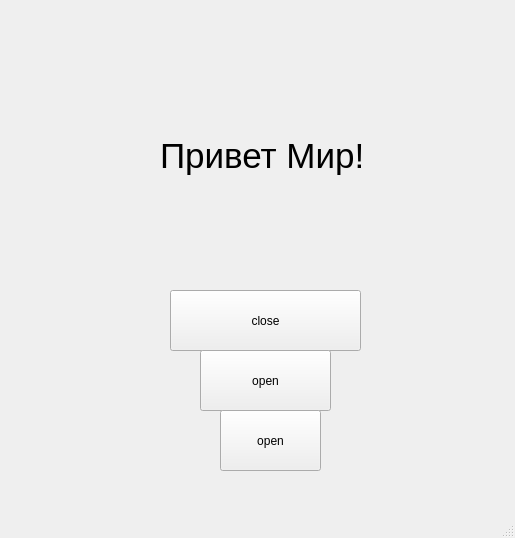
zarnii/dot-game, file main_form.ui: the form before one commit.
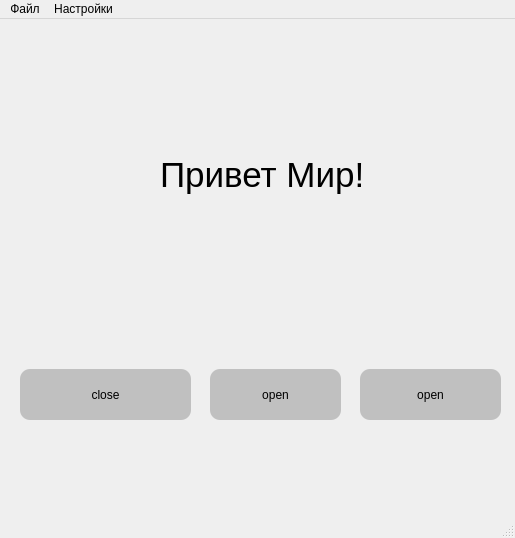
The form after the commit.

```diff
--- a/main_form.ui
+++ b/main_form.ui
@@ -13,6 +13,16 @@
   <property name="windowTitle">
    <string>Моя игра</string>
   </property>
+  <property name="styleSheet">
+   <string notr="true">QPushButton{
+background-color: silver;
+border-radius:10;
+}
+
+QPushButton:hover{
+background-color:grey;
+}</string>
+  </property>
   <widget class="QWidget" name="centralwidget">
    <widget class="QLabel" name="label">
     <property name="geometry">
@@ -35,10 +45,10 @@
    <widget class="QPushButton" name="closeButton">
     <property name="geometry">
      <rect>
-      <x>170</x>
-      <y>290</y>
-      <width>191</width>
-      <height>61</height>
+      <x>20</x>
+      <y>350</y>
+      <width>171</width>
+      <height>51</height>
      </rect>
     </property>
     <property name="text">
@@ -48,10 +58,10 @@
    <widget class="QPushButton" name="openButton">
     <property name="geometry">
      <rect>
-      <x>200</x>
+      <x>210</x>
       <y>350</y>
       <width>131</width>
-      <height>61</height>
+      <height>51</height>
      </rect>
     </property>
     <property name="text">
@@ -61,10 +71,10 @@
    <widget class="QPushButton" name="secondOpenButton">
     <property name="geometry">
      <rect>
-      <x>220</x>
-      <y>410</y>
-      <width>101</width>
-      <height>61</height>
+      <x>360</x>
+      <y>350</y>
+      <width>141</width>
+      <height>51</height>
      </rect>
     </property>
     <property name="text">
@@ -81,6 +91,20 @@
      <height>21</height>
     </rect>
    </property>
+   <widget class="QMenu" name="menu">
+    <property name="title">
+     <string>Файл</string>
+    </property>
+    <addaction name="aSaveGame"/>
+    <addaction name="aLoadGame"/>
+   </widget>
+   <widget class="QMenu" name="menu_2">
+    <property name="title">
+     <string>Настройки</string>
+    </property>
+   </widget>
+   <addaction name="menu"/>
+   <addaction name="menu_2"/>
   </widget>
   <widget class="QStatusBar" name="statusbar"/>
  </widget>
```
Left out of the diff: 10 changed lines with no effect on the pictures.
